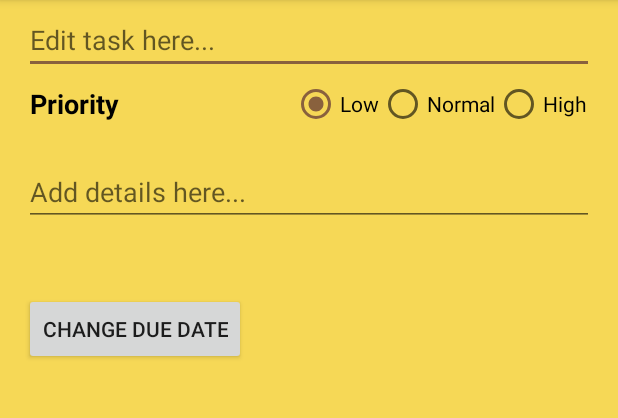
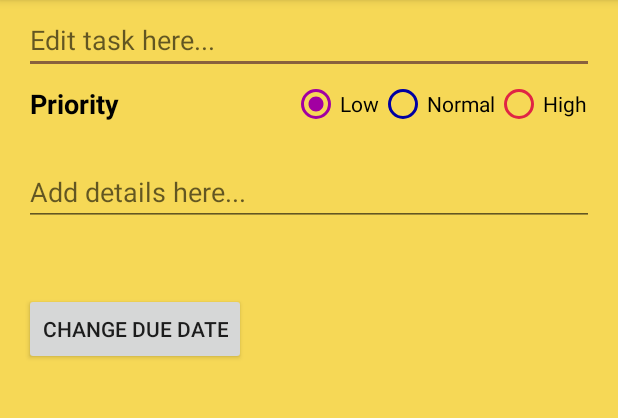
Before and after one commit to psdewar2/ToDo, an Android app: the EditItemActivity screen opened directly, with no data from a screen before it, on a phone screen of 412 x 824 dp, the part 84-502 px from its top. Run offline under Robolectric (Android 15) with nearby library versions, the phone set to English and light mode, and no system bars.

Commit message:
Upgraded dialogs to match app's color palette

```diff
--- a/app/src/main/java/com/psd/todo/EditItemActivity.java
+++ b/app/src/main/java/com/psd/todo/EditItemActivity.java
@@ -70,7 +70,7 @@ public class EditItemActivity extends AppCompatActivity {
         changeDueDateButton.setOnClickListener(new View.OnClickListener() {
             @Override
             public void onClick(View v) {
-                new DatePickerDialog(v.getContext(), new DatePickerDialog.OnDateSetListener() {
+                new DatePickerDialog(v.getContext(), R.style.ToDoDatePicker, new DatePickerDialog.OnDateSetListener() {
                     @Override
                     public void onDateSet(DatePicker view, int year, int monthOfYear, int dayOfMonth) {
                         dueDateTextView.setText(new StringBuilder().append("Due ").append(monthOfYear + 1).append("/")
--- a/app/src/main/res/layout/activity_edit_item.xml
+++ b/app/src/main/res/layout/activity_edit_item.xml
@@ -61,19 +61,25 @@
                         android:id="@+id/lowPriority"
                         android:layout_width="wrap_content"
                         android:layout_height="wrap_content"
-                        android:text="@string/low" />
+                        android:text="@string/low"
+                        android:buttonTint="@color/colorLowPriority"
+                        tools:targetApi="lollipop" />
 
                     <RadioButton
                         android:id="@+id/normPriority"
                         android:layout_width="wrap_content"
                         android:layout_height="wrap_content"
-                        android:text="@string/normal" />
+                        android:text="@string/normal"
+                        android:buttonTint="@color/colorNormalPriority"
+                        tools:targetApi="lollipop" />
 
                     <RadioButton
                         android:id="@+id/highPriority"
                         android:layout_width="wrap_content"
                         android:layout_height="wrap_content"
-                        android:text="@string/high" />
+                        android:text="@string/high"
+                        android:buttonTint="@color/colorHighPriority"
+                        tools:targetApi="lollipop" />
                 </RadioGroup>
 
             </LinearLayout>
--- a/app/src/main/res/values/colors.xml
+++ b/app/src/main/res/values/colors.xml
@@ -9,5 +9,7 @@
 
     <color name="activityBackground">#F6D856</color>
 
-    <!--<color name="colorAccent">#F9D629</color>-->
+    <color name="colorLowPriority">#A200A2</color>
+    <color name="colorNormalPriority">#0000A2</color>
+    <color name="colorHighPriority">#E02444</color>
 </resources>
--- a/app/src/main/res/values/styles.xml
+++ b/app/src/main/res/values/styles.xml
@@ -1,4 +1,4 @@
-<resources>
+<resources xmlns:tools="http://schemas.android.com/tools">
 
     <!-- Base application theme. -->
     <style name="AppTheme" parent="Theme.AppCompat.Light.DarkActionBar">
@@ -18,10 +18,20 @@
         <item name="android:textColor">#FFF</item>
     </style>
 
+    <style name="ToDoDatePicker" parent="Theme.AppCompat.Light.Dialog">
+        <item name="colorAccent">@color/colorAccent</item>
+    </style>
+
+    <style name="ToDoEditText" parent="Theme.AppCompat.Light">
+        <item name="android:colorControlActivated" tools:targetApi="lollipop">@color/colorAccent</item>
+    </style>
+
     <style name="ToDoTextView" parent="Theme.AppCompat.Light">
         <item name="android:textColor">#000000</item>
         <item name="android:textSize">18sp</item>
         <item name="android:textStyle">bold</item>
     </style>
 
+
+
 </resources>
```
Also changed, not shown: app/src/main/java/com/psd/todo/AddItemFragment.java (+2 -5 lines), app/src/main/java/com/psd/todo/ToDoActivity.java (+13 -3 lines), app/src/main/res/layout/fragment_add_item.xml (+13 -5 lines).
